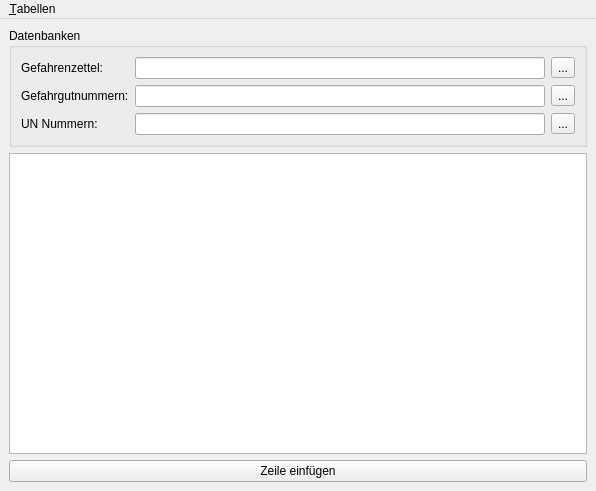
Qt form Dialoge/Editor.ui (tuxmaster/Warntafel) before a commit.
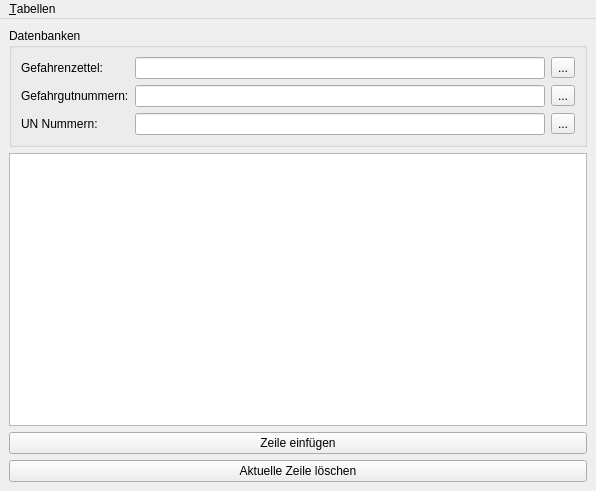
The same form after that commit. Icons and pictures are not drawn.

Commit message: - Zeile löschen geht jetzt auch

```diff
--- a/Dialoge/Editor.ui
+++ b/Dialoge/Editor.ui
@@ -115,6 +115,13 @@
       </property>
      </widget>
     </item>
+    <item>
+     <widget class="QPushButton" name="sfZeileLoeschen">
+      <property name="text">
+       <string>Aktuelle Zeile löschen</string>
+      </property>
+     </widget>
+    </item>
    </layout>
   </widget>
   <widget class="QMenuBar" name="Menueleiste">
```
The commit also changes 2 other files.
